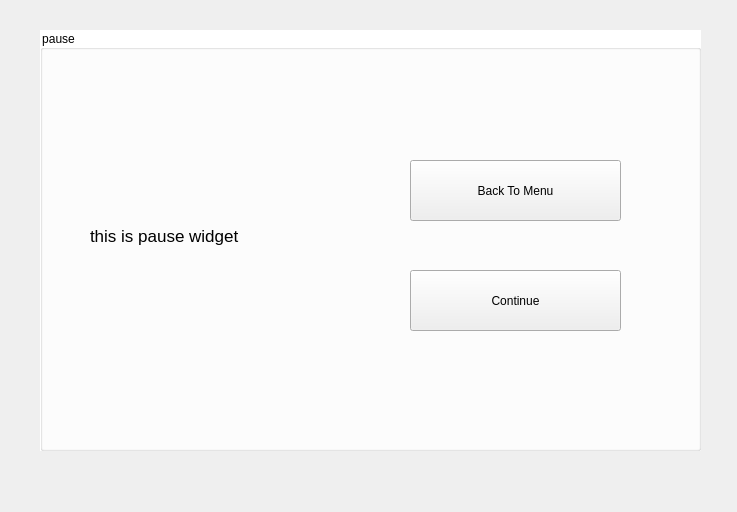
Old version of the form Tank_Trouble_IV/pausewidget.ui in the repository raitocc/run.
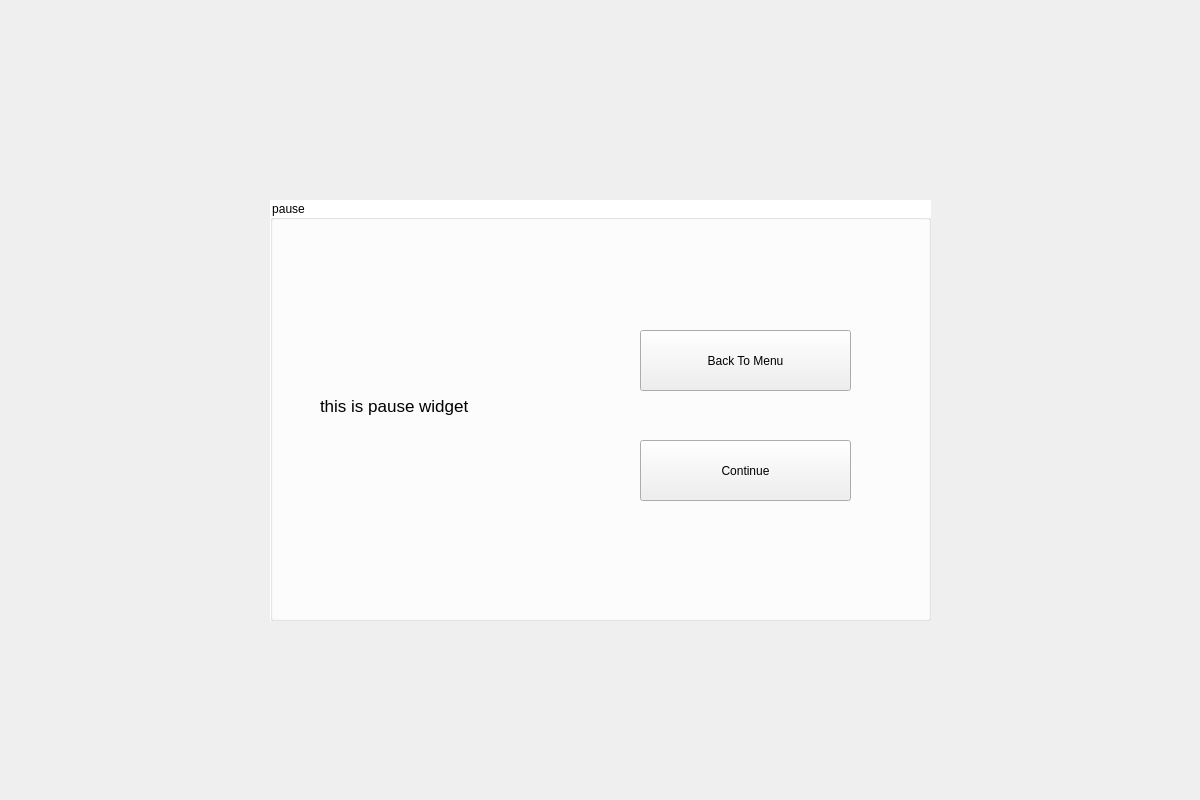
New version of the form.

The edit to the form file:
```diff
--- a/Tank_Trouble_IV/pausewidget.ui
+++ b/Tank_Trouble_IV/pausewidget.ui
@@ -6,8 +6,8 @@
    <rect>
     <x>0</x>
     <y>0</y>
-    <width>737</width>
-    <height>512</height>
+    <width>1200</width>
+    <height>800</height>
    </rect>
   </property>
   <property name="windowTitle">
@@ -19,8 +19,8 @@
   <widget class="QGroupBox" name="groupBox">
    <property name="geometry">
     <rect>
-     <x>40</x>
-     <y>30</y>
+     <x>270</x>
+     <y>200</y>
      <width>661</width>
      <height>421</height>
     </rect>
```
